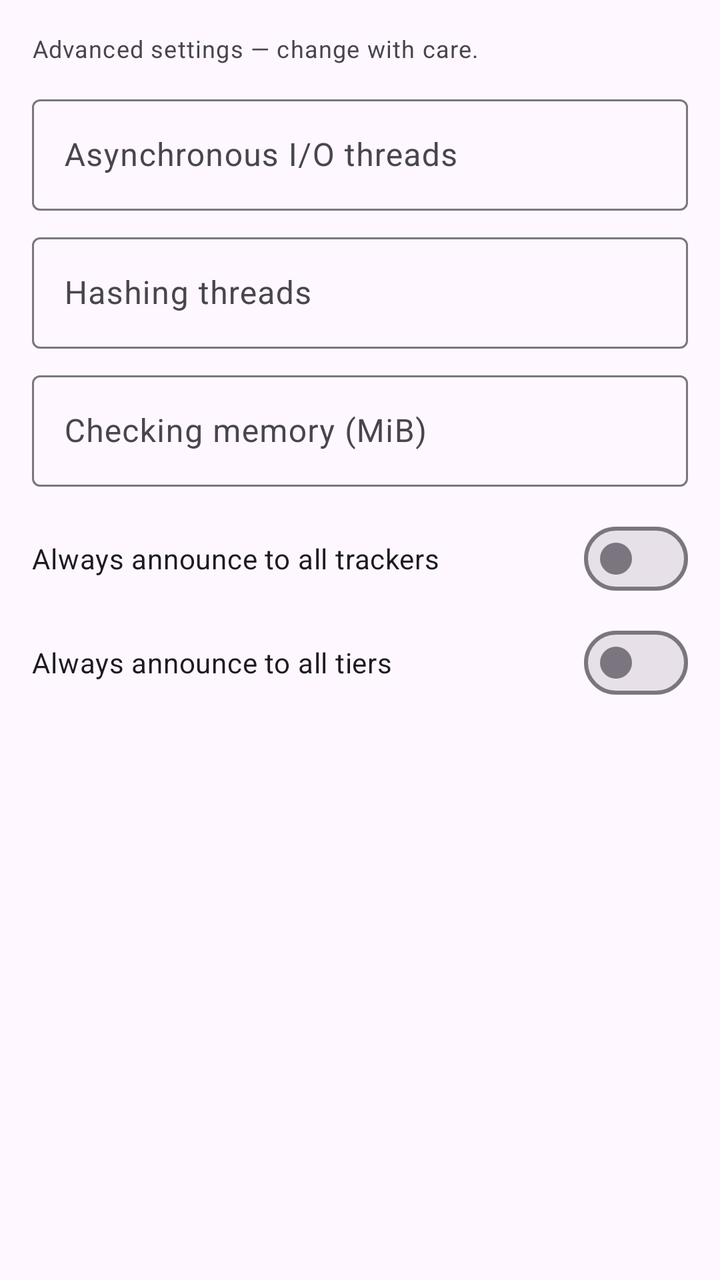
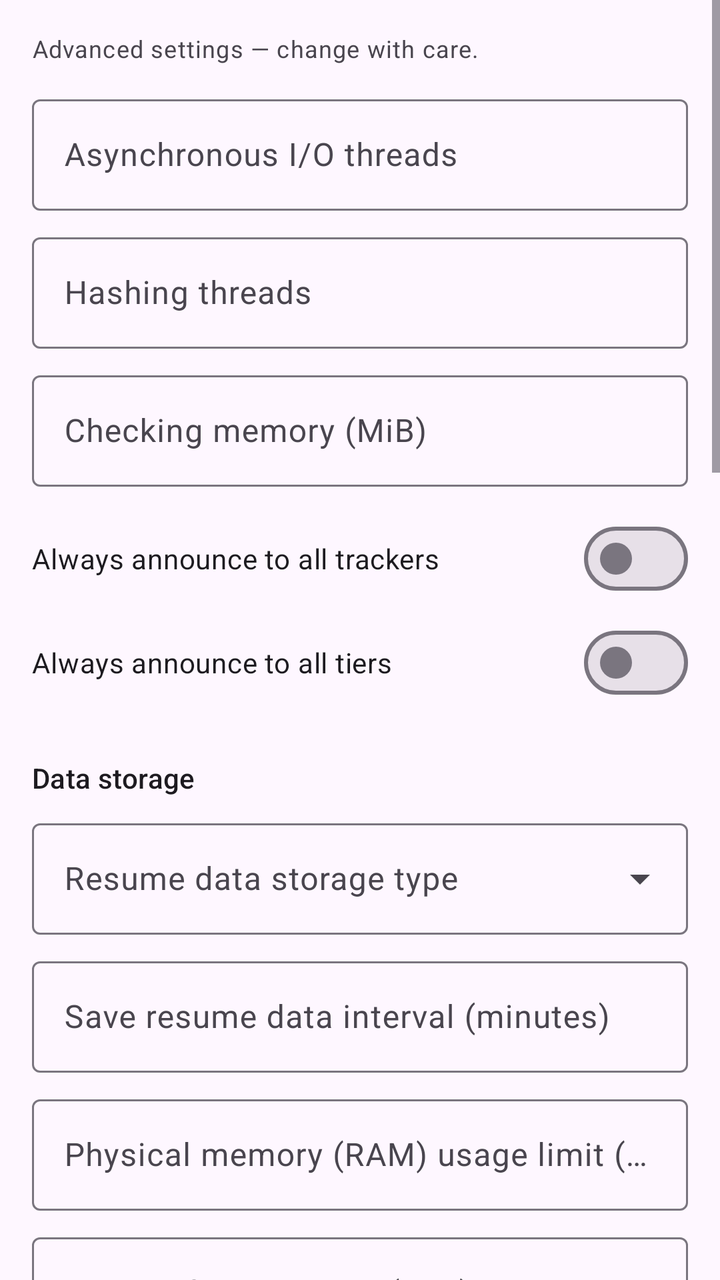

Two renders of the same Android screen: before a commit and after it. Below are the layout's source before the change and the commit's diff.
<!-- AndroidManifest.xml: application theme AppTheme -->
<!-- res/layout/fragment_qb_prefs_advanced.xml -->
<?xml version="1.0" encoding="utf-8"?>
<ScrollView xmlns:android="http://schemas.android.com/apk/res/android"
    android:layout_width="match_parent"
    android:layout_height="match_parent"
    android:clipToPadding="false"
    android:scrollbars="vertical">

    <LinearLayout
        android:layout_width="match_parent"
        android:layout_height="wrap_content"
        android:orientation="vertical"
        android:padding="16dp">

        <TextView
            android:layout_width="match_parent"
            android:layout_height="wrap_content"
            android:layout_marginBottom="12dp"
            android:text="@string/qbt_advanced_hint"
            android:textAppearance="?attr/textAppearanceBodySmall"
            android:textColor="?attr/colorOnSurfaceVariant" />

        <com.google.android.material.textfield.TextInputLayout
            android:layout_width="match_parent"
            android:layout_height="wrap_content"
            android:hint="@string/qbt_async_io_threads">

            <com.google.android.material.textfield.TextInputEditText
                android:id="@+id/asyncIoThreadsInput"
                android:layout_width="match_parent"
                android:layout_height="wrap_content"
                android:inputType="number" />
        </com.google.android.material.textfield.TextInputLayout>

        <com.google.android.material.textfield.TextInputLayout
            android:layout_width="match_parent"
            android:layout_height="wrap_content"
            android:layout_marginTop="8dp"
            android:hint="@string/qbt_hashing_threads">

            <com.google.android.material.textfield.TextInputEditText
                android:id="@+id/hashingThreadsInput"
                android:layout_width="match_parent"
                android:layout_height="wrap_content"
                android:inputType="number" />
        </com.google.android.material.textfield.TextInputLayout>

        <com.google.android.material.textfield.TextInputLayout
            android:layout_width="match_parent"
            android:layout_height="wrap_content"
            android:layout_marginTop="8dp"
            android:hint="@string/qbt_checking_mem">

            <com.google.android.material.textfield.TextInputEditText
                android:id="@+id/checkingMemInput"
                android:layout_width="match_parent"
                android:layout_height="wrap_content"
                android:inputType="number" />
        </com.google.android.material.textfield.TextInputLayout>

        <com.google.android.material.materialswitch.MaterialSwitch
            android:id="@+id/announceAllSwitch"
            android:layout_width="match_parent"
            android:layout_height="wrap_content"
            android:layout_marginTop="12dp"
            android:text="@string/qbt_announce_all" />

        <com.google.android.material.materialswitch.MaterialSwitch
            android:id="@+id/announceAllTiersSwitch"
            android:layout_width="match_parent"
            android:layout_height="wrap_content"
            android:layout_marginTop="4dp"
            android:text="@string/qbt_announce_all_tiers" />

    </LinearLayout>
</ScrollView>
<!-- resources referenced by this layout -->
<resources>
  <color name="md_theme_primary">#68548E</color>
  <color name="md_theme_onPrimary">#FFFFFF</color>
  <color name="md_theme_primaryContainer">#EBDDFF</color>
  <color name="md_theme_onPrimaryContainer">#4F3D74</color>
  <color name="md_theme_secondary">#635B70</color>
  <color name="md_theme_onSecondary">#FFFFFF</color>
  <color name="md_theme_secondaryContainer">#E9DEF8</color>
  <color name="md_theme_tertiary">#7E525D</color>
  <color name="md_theme_onTertiary">#FFFFFF</color>
  <color name="md_theme_tertiaryContainer">#FFD9E1</color>
  <color name="md_theme_error">#BA1A1A</color>
  <color name="md_theme_onError">#FFFFFF</color>
  <color name="md_theme_errorContainer">#FFDAD6</color>
  <color name="md_theme_onErrorContainer">#93000A</color>
  <color name="md_theme_background">#FEF7FF</color>
  <color name="md_theme_onBackground">#1D1B20</color>
  <color name="md_theme_surface">#FEF7FF</color>
  <color name="md_theme_onSurface">#1D1B20</color>
  <color name="md_theme_surfaceVariant">#E7E0EB</color>
  <color name="md_theme_onSurfaceVariant">#49454E</color>
  <color name="md_theme_outline">#7A757F</color>
  <color name="md_theme_outlineVariant">#CBC4CF</color>
  <color name="md_theme_inverseSurface">#322F35</color>
  <color name="md_theme_inverseOnSurface">#F5EFF7</color>
  <color name="md_theme_inversePrimary">#D3BCFD</color>
  <color name="md_theme_primaryFixed">#EBDDFF</color>
  <color name="md_theme_onPrimaryFixed">#230F46</color>
  <color name="md_theme_primaryFixedDim">#D3BCFD</color>
  <color name="md_theme_secondaryFixed">#E9DEF8</color>
  <color name="md_theme_onSecondaryFixed">#1F182B</color>
  <color name="md_theme_secondaryFixedDim">#CDC2DB</color>
  <color name="md_theme_tertiaryFixed">#FFD9E1</color>
  <color name="md_theme_onTertiaryFixed">#31101B</color>
  <color name="md_theme_tertiaryFixedDim">#F0B7C5</color>
  <color name="md_theme_surfaceDim">#DED8E0</color>
  <color name="md_theme_surfaceBright">#FEF7FF</color>
  <color name="md_theme_surfaceContainer">#F2ECF4</color>
  <color name="colorOk">#2E6A44</color>
  <color name="colorOnOk">#FFFFFF</color>
  <color name="colorOkContainer">#B1F1C1</color>
  <color name="colorOnOkContainer">#12512E</color>
  <!-- unchanged entries left out for length: 22 -->
</resources>

<!-- the commit's change to res/layout/fragment_qb_prefs_advanced.xml (unified diff, before → after) -->
@@ -71,5 +71,230 @@
             android:layout_marginTop="4dp"
             android:text="@string/qbt_announce_all_tiers" />
 
+        <TextView
+            style="@style/TextAppearance.App.SectionTitle"
+            android:layout_width="match_parent"
+            android:layout_height="wrap_content"
+            android:layout_marginTop="24dp"
+            android:layout_marginBottom="8dp"
+            android:text="@string/qbt_adv_storage_section" />
+
+        <com.google.android.material.textfield.TextInputLayout
+            style="@style/Widget.Material3.TextInputLayout.OutlinedBox.ExposedDropdownMenu"
+            android:layout_width="match_parent"
+            android:layout_height="wrap_content"
+            android:hint="@string/qbt_resume_data_storage">
+
+            <com.google.android.material.textfield.MaterialAutoCompleteTextView
+                android:id="@+id/resumeStorageDropdown"
+                android:layout_width="match_parent"
+                android:layout_height="wrap_content"
+                android:inputType="none" />
+        </com.google.android.material.textfield.TextInputLayout>
+
+        <com.google.android.material.textfield.TextInputLayout
+            android:layout_width="match_parent"
+            android:layout_height="wrap_content"
+            android:layout_marginTop="8dp"
+            android:hint="@string/qbt_save_resume_interval_min">
+
+            <com.google.android.material.textfield.TextInputEditText
+                android:id="@+id/saveResumeIntervalInput"
+                android:layout_width="match_parent"
+                android:layout_height="wrap_content"
+                android:inputType="number" />
+        </com.google.android.material.textfield.TextInputLayout>
+
+        <com.google.android.material.textfield.TextInputLayout
+            android:layout_width="match_parent"
+            android:layout_height="wrap_content"
+            android:layout_marginTop="8dp"
+            android:hint="@string/qbt_memory_working_set_mb">
+
+            <com.google.android.material.textfield.TextInputEditText
+                android:id="@+id/memoryWorkingSetInput"
+                android:layout_width="match_parent"
+                android:layout_height="wrap_content"
+                android:inputType="number" />
+        </com.google.android.material.textfield.TextInputLayout>
+
+        <com.google.android.material.textfield.TextInputLayout
+            android:layout_width="match_parent"
+            android:layout_height="wrap_content"
+            android:layout_marginTop="8dp"
+            android:hint="@string/qbt_torrent_file_size_limit_mb">
+
+            <com.google.android.material.textfield.TextInputEditText
+                android:id="@+id/torrentFileSizeLimitInput"
+                android:layout_width="match_parent"
+                android:layout_height="wrap_content"
+                android:inputType="number" />
+        </com.google.android.material.textfield.TextInputLayout>
+
+        <TextView
+            style="@style/TextAppearance.App.SectionTitle"
+            android:layout_width="match_parent"
+            android:layout_height="wrap_content"
+            android:layout_marginTop="24dp"
+            android:layout_marginBottom="8dp"
+            android:text="@string/qbt_adv_files_section" />
+
+        <com.google.android.material.materialswitch.MaterialSwitch
+            android:id="@+id/excludedNamesSwitch"
+            android:layout_width="match_parent"
+            android:layout_height="wrap_content"
+            android:text="@string/qbt_excluded_names_enabled" />
+
+        <com.google.android.material.textfield.TextInputLayout
+            android:layout_width="match_parent"
+            android:layout_height="wrap_content"
+            android:layout_marginTop="8dp"
+            android:hint="@string/qbt_excluded_names">
+
+            <com.google.android.material.textfield.TextInputEditText
+                android:id="@+id/excludedNamesInput"
+                android:layout_width="match_parent"
+                android:layout_height="wrap_content"
+                android:gravity="top"
+                android:inputType="textMultiLine|textNoSuggestions"
+                android:minLines="2" />
+        </com.google.android.material.textfield.TextInputLayout>
+
+        <com.google.android.material.textfield.TextInputLayout
+            android:layout_width="match_parent"
+            android:layout_height="wrap_content"
+            android:layout_marginTop="8dp"
+            android:hint="@string/qbt_python_path">
+
+            <com.google.android.material.textfield.TextInputEditText
+                android:id="@+id/pythonPathInput"
+                android:layout_width="match_parent"
+                android:layout_height="wrap_content"
+                android:inputType="textNoSuggestions" />
+        </com.google.android.material.textfield.TextInputLayout>
+
+        <TextView
+            style="@style/TextAppearance.App.SectionTitle"
+            android:layout_width="match_parent"
+            android:layout_height="wrap_content"
+            android:layout_marginTop="24dp"
+            android:layout_marginBottom="8dp"
+            android:text="@string/qbt_adv_behavior_section" />
+
+        <com.google.android.material.materialswitch.MaterialSwitch
+            android:id="@+id/confirmDeletionSwitch"
+            android:layout_width="match_parent"
+            android:layout_height="wrap_content"
+            android:text="@string/qbt_confirm_deletion" />
+
+        <com.google.android.material.materialswitch.MaterialSwitch
+            android:id="@+id/confirmRecheckSwitch"
+            android:layout_width="match_parent"
+            android:layout_height="wrap_content"
+            android:layout_marginTop="4dp"
+            android:text="@string/qbt_confirm_recheck" />
+
+        <com.google.android.material.materialswitch.MaterialSwitch
+            android:id="@+id/deleteContentSwitch"
+            android:layout_width="match_parent"
+            android:layout_height="wrap_content"
+            android:layout_marginTop="4dp"
+            android:text="@string/qbt_delete_content_default" />
+
+        <com.google.android.material.materialswitch.MaterialSwitch
+            android:id="@+id/resolveCountriesSwitch"
+            android:layout_width="match_parent"
+            android:layout_height="wrap_content"
+            android:layout_marginTop="4dp"
+            android:text="@string/qbt_resolve_peer_countries" />
+
+        <com.google.android.material.materialswitch.MaterialSwitch
+            android:id="@+id/resolveHostNamesSwitch"
+            android:layout_width="match_parent"
+            android:layout_height="wrap_content"
+            android:layout_marginTop="4dp"
+            android:text="@string/qbt_resolve_peer_hostnames" />
+
+        <TextView
+            style="@style/TextAppearance.App.SectionTitle"
+            android:layout_width="match_parent"
+            android:layout_height="wrap_content"
+            android:layout_marginTop="24dp"
+            android:layout_marginBottom="8dp"
+            android:text="@string/qbt_adv_log_section" />
+
+        <com.google.android.material.materialswitch.MaterialSwitch
+            android:id="@+id/fileLogSwitch"
+            android:layout_width="match_parent"
+            android:layout_height="wrap_content"
+            android:text="@string/qbt_file_log_enabled" />
+
+        <com.google.android.material.textfield.TextInputLayout
+            android:layout_width="match_parent"
+            android:layout_height="wrap_content"
+            android:layout_marginTop="8dp"
+            android:hint="@string/qbt_file_log_path">
+
+            <com.google.android.material.textfield.TextInputEditText
+                android:id="@+id/fileLogPathInput"
+                android:layout_width="match_parent"
+                android:layout_height="wrap_content"
+                android:inputType="textNoSuggestions" />
+        </com.google.android.material.textfield.TextInputLayout>
+
+        <com.google.android.material.materialswitch.MaterialSwitch
+            android:id="@+id/fileLogBackupSwitch"
+            android:layout_width="match_parent"
+            android:layout_height="wrap_content"
+            android:layout_marginTop="4dp"
+            android:text="@string/qbt_file_log_backup" />
+
+        <com.google.android.material.textfield.TextInputLayout
+            android:layout_width="match_parent"
+            android:layout_height="wrap_content"
+            android:layout_marginTop="8dp"
+            android:hint="@string/qbt_file_log_max_size_kib">
+
+            <com.google.android.material.textfield.TextInputEditText
+                android:id="@+id/fileLogMaxSizeInput"
+                android:layout_width="match_parent"
+                android:layout_height="wrap_content"
+                android:inputType="number" />
+        </com.google.android.material.textfield.TextInputLayout>
+
+        <com.google.android.material.materialswitch.MaterialSwitch
+            android:id="@+id/fileLogDeleteOldSwitch"
+            android:layout_width="match_parent"
+            android:layout_height="wrap_content"
+            android:layout_marginTop="4dp"
+            android:text="@string/qbt_file_log_delete_old" />
+
+        <com.google.android.material.textfield.TextInputLayout
+            android:layout_width="match_parent"
+            android:layout_height="wrap_content"
+            android:layout_marginTop="8dp"
+            android:hint="@string/qbt_file_log_age">
+
+            <com.google.android.material.textfield.TextInputEditText
+                android:id="@+id/fileLogAgeInput"
+                android:layout_width="match_parent"
+                android:layout_height="wrap_content"
+                android:inputType="number" />
+        </com.google.android.material.textfield.TextInputLayout>
+
+        <com.google.android.material.textfield.TextInputLayout
+            style="@style/Widget.Material3.TextInputLayout.OutlinedBox.ExposedDropdownMenu"
+            android:layout_width="match_parent"
+            android:layout_height="wrap_content"
+            android:layout_marginTop="8dp"
+            android:hint="@string/qbt_file_log_age_type">
+
+            <com.google.android.material.textfield.MaterialAutoCompleteTextView
+                android:id="@+id/fileLogAgeTypeDropdown"
+                android:layout_width="match_parent"
+                android:layout_height="wrap_content"
+                android:inputType="none" />
+        </com.google.android.material.textfield.TextInputLayout>
+
     </LinearLayout>
 </ScrollView>
<!-- resource entries referenced after the edit -->
@@ -1,5 +1,29 @@
 <!-- resources referenced by this layout -->
 <resources>
+  <string name="qbt_adv_behavior_section">Confirmations and peers</string>
+  <string name="qbt_adv_files_section">Files</string>
+  <string name="qbt_adv_log_section">Log file</string>
+  <string name="qbt_adv_storage_section">Data storage</string>
+  <string name="qbt_confirm_deletion">Confirm torrent deletion</string>
+  <string name="qbt_confirm_recheck">Confirm torrent recheck</string>
+  <string name="qbt_delete_content_default">Delete torrent content files by default</string>
+  <string name="qbt_excluded_names">Excluded file names (one per line)</string>
+  <string name="qbt_excluded_names_enabled">Exclude files by name</string>
+  <string name="qbt_file_log_age">Age limit</string>
+  <string name="qbt_file_log_age_type">Age units</string>
+  <string name="qbt_file_log_backup">Backup log files</string>
+  <string name="qbt_file_log_delete_old">Delete backup logs older than</string>
+  <string name="qbt_file_log_enabled">Use log file</string>
+  <string name="qbt_file_log_max_size_kib">Backup file size limit (KiB)</string>
+  <string name="qbt_file_log_path">Log file path</string>
+  <string name="qbt_memory_working_set_mb">Physical memory (RAM) usage limit (MiB)</string>
+  <string name="qbt_python_path">Python executable path (search engine)</string>
+  <string name="qbt_resolve_peer_countries">Resolve peer countries</string>
+  <string name="qbt_resolve_peer_hostnames">Resolve peer host names</string>
+  <string name="qbt_resume_data_storage">Resume data storage type</string>
+  <string name="qbt_save_resume_interval_min">Save resume data interval (minutes)</string>
+  <string name="qbt_torrent_file_size_limit_mb">.torrent file size limit (MiB)</string>
+  <style name="TextAppearance.App.SectionTitle" parent="TextAppearance.Material3.TitleSmall" />
   <color name="md_theme_primary">#68548E</color>
   <color name="md_theme_onPrimary">#FFFFFF</color>
   <color name="md_theme_primaryContainer">#EBDDFF</color>
